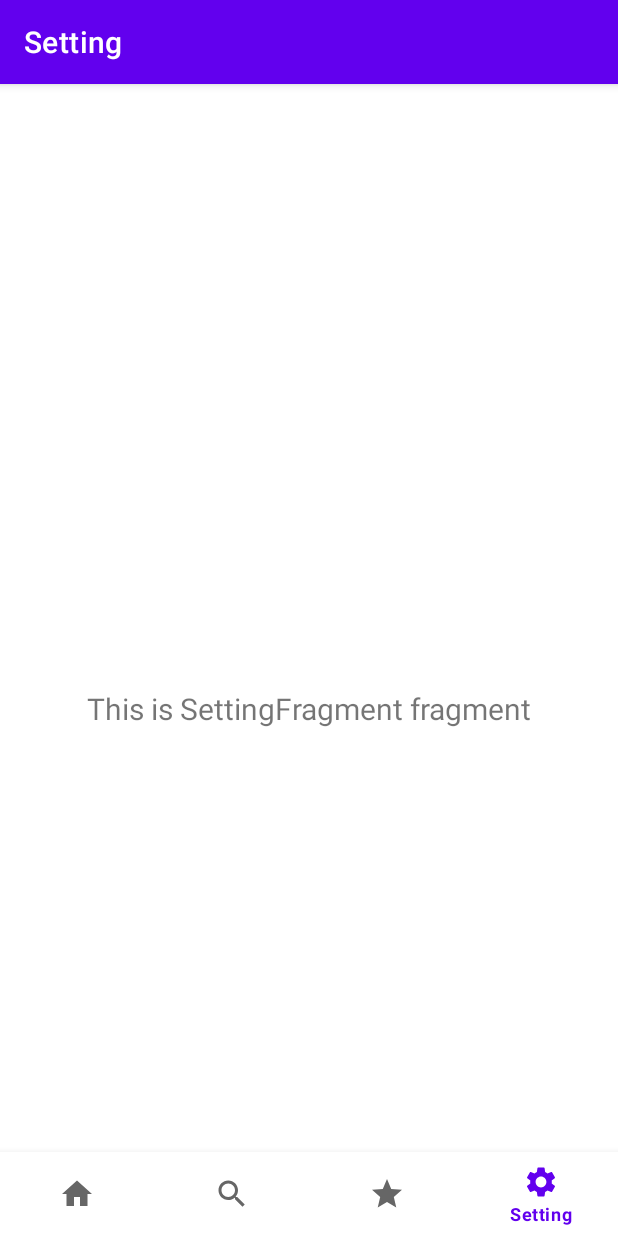
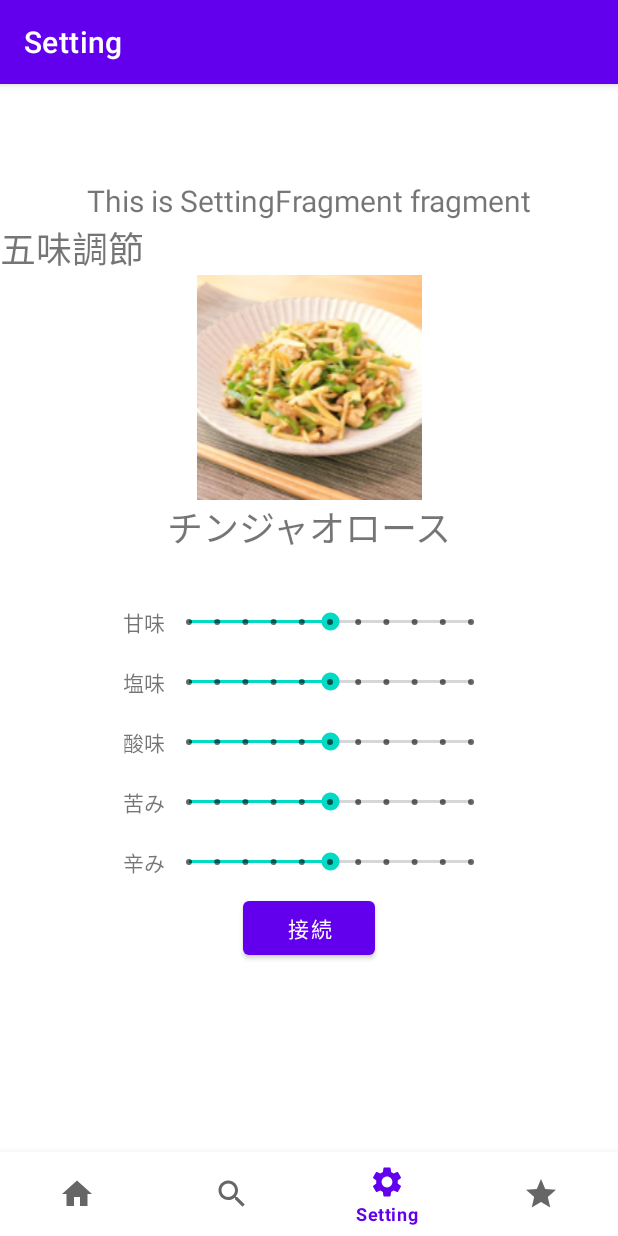
Before and after one commit to keihayashibe3/th225ajisaji, an Android app: the SettingFragment screen opened through its navigation route, on a phone screen of 412 x 824 dp. Run offline under Robolectric (Android 15) with nearby library versions, the phone set to English and light mode, and no system bars; our stand-ins replace navigation-ui.

Commit message:
setteing.xml 五味調節画面追加　シークバー、接続ボタン、サンプル画像

```diff
--- a/app/src/main/res/layout/flagment_setting.xml
+++ b/app/src/main/res/layout/flagment_setting.xml
@@ -1,10 +1,19 @@
 <?xml version="1.0" encoding="utf-8"?>
-<androidx.constraintlayout.widget.ConstraintLayout xmlns:android="http://schemas.android.com/apk/res/android"
+    <androidx.constraintlayout.widget.ConstraintLayout
+    xmlns:android="http://schemas.android.com/apk/res/android"
     xmlns:app="http://schemas.android.com/apk/res-auto"
     xmlns:tools="http://schemas.android.com/tools"
     android:layout_width="match_parent"
     android:layout_height="match_parent"
+
     tools:context=".ui.setting.SettingFragment">
+
+    <LinearLayout
+        android:layout_width="match_parent"
+        android:layout_height="match_parent"
+        android:orientation="vertical"
+        tools:layout_editor_absoluteX="0dp"
+        tools:layout_editor_absoluteY="0dp">
 
         <TextView
             android:id="@+id/text_Setting"
@@ -19,4 +28,145 @@
             app:layout_constraintEnd_toEndOf="parent"
             app:layout_constraintStart_toStartOf="parent"
             app:layout_constraintTop_toTopOf="parent" />
+
+        <TextView
+            android:id="@+id/textView3"
+            android:layout_width="match_parent"
+            android:layout_height="wrap_content"
+            android:layout_gravity="center"
+            android:text="五味調節"
+            android:textSize="24dp"/>
+
+        <ImageView
+            android:id="@+id/imageView"
+            android:layout_width="match_parent"
+            android:layout_height="wrap_content"
+            android:src="@drawable/chinjaorosu"
+            />
+
+        <TextView
+            android:id="@+id/textView2"
+            android:layout_width="match_parent"
+            android:layout_height="wrap_content"
+            android:text="チンジャオロース"
+            android:textAlignment="center"
+            android:textSize="24dp"
+            android:layout_marginBottom="25dp"/>
+
+        <LinearLayout
+            android:layout_width="wrap_content"
+            android:layout_height="wrap_content"
+            android:layout_gravity="center_horizontal"
+            >
+
+            <TextView
+                android:id="@+id/textamami"
+                android:layout_width="wrap_content"
+                android:layout_height="wrap_content"
+                android:layout_gravity="center_vertical"
+                android:text="甘味" />
+
+            <SeekBar
+                android:id="@+id/seekama"
+                style="@style/Widget.AppCompat.SeekBar.Discrete"
+                android:layout_width="220dp"
+                android:layout_height="40dp"
+                android:layout_gravity="center"
+                android:max="10"
+                android:progress="5" />
+        </LinearLayout>
+
+        <LinearLayout
+            android:layout_width="wrap_content"
+            android:layout_height="wrap_content"
+            android:layout_gravity="center_horizontal">
+
+            <TextView
+                android:id="@+id/textenmi"
+                android:layout_width="wrap_content"
+                android:layout_height="wrap_content"
+                android:layout_gravity="center_vertical"
+                android:text="塩味" />
+
+            <SeekBar
+                android:id="@+id/seekenmi"
+                style="@style/Widget.AppCompat.SeekBar.Discrete"
+                android:layout_width="220dp"
+                android:layout_height="40dp"
+                android:max="10"
+                android:progress="5" />
+        </LinearLayout>
+
+        <LinearLayout
+            android:layout_width="wrap_content"
+            android:layout_height="wrap_content"
+            android:layout_gravity="center_horizontal">
+
+            <TextView
+                android:id="@+id/textsanmi"
+                android:layout_width="wrap_content"
+                android:layout_height="wrap_content"
+                android:layout_gravity="center_vertical"
+                android:text="酸味" />
+
+            <SeekBar
+                android:id="@+id/seeksanmi"
+                style="@style/Widget.AppCompat.SeekBar.Discrete"
+                android:layout_width="220dp"
+                android:layout_height="40dp"
+                android:max="10"
+                android:progress="5" />
+        </LinearLayout>
+
+        <LinearLayout
+            android:layout_width="wrap_content"
+            android:layout_height="wrap_content"
+            android:layout_gravity="center_horizontal">
+
+            <TextView
+                android:id="@+id/textnigami"
+                android:layout_width="wrap_content"
+                android:layout_height="wrap_content"
+                android:layout_gravity="center_vertical"
+                android:text="苦み" />
+
+            <SeekBar
+                android:id="@+id/seekniga"
+                style="@style/Widget.AppCompat.SeekBar.Discrete"
+                android:layout_width="220dp"
+                android:layout_height="40dp"
+                android:max="10"
+                android:progress="5" />
+        </LinearLayout>
+
+        <LinearLayout
+            android:layout_width="wrap_content"
+            android:layout_height="wrap_content"
+            android:layout_gravity="center_horizontal">
+
+            <TextView
+                android:id="@+id/textkarami"
+                android:layout_width="wrap_content"
+                android:layout_height="wrap_content"
+                android:layout_gravity="center_vertical"
+                android:text="辛み" />
+
+            <SeekBar
+                android:id="@+id/seekkarami"
+                style="@style/Widget.AppCompat.SeekBar.Discrete"
+                android:layout_width="220dp"
+                android:layout_height="40dp"
+                android:layout_gravity="center"
+                android:max="10"
+                android:progress="5" />
+        </LinearLayout>
+
+        <Button
+            android:id="@+id/buttonSetuzoku"
+            android:layout_width="wrap_content"
+            android:layout_height="wrap_content"
+            android:layout_gravity="center"
+            android:text="接続" />
+    </LinearLayout>
+
 </androidx.constraintlayout.widget.ConstraintLayout>
--- a/app/src/main/res/menu/bottom_nav_menu.xml
+++ b/app/src/main/res/menu/bottom_nav_menu.xml
@@ -10,13 +10,13 @@
         android:id="@+id/navigation_search"
         android:icon="@drawable/ic_baseline_search_24"
         android:title="@string/title_search" />
-
+    <item
+        android:id="@+id/navigation_setting"
+        android:icon="@drawable/ic_baseline_settings_24"
+        android:title="@string/title_setting" />
     <item
         android:id="@+id/navigation_favorite"
         android:icon="@drawable/ic_baseline_star_24"
         android:title="@string/title_favorite" />
-    <item
-        android:id="@+id/navigation_setting"
-        android:icon="@drawable/ic_baseline_settings_24"
-        android:title="@string/title_setting" />
+
 </menu>
```
Lines whose indentation alone changed are shown as unchanged.
